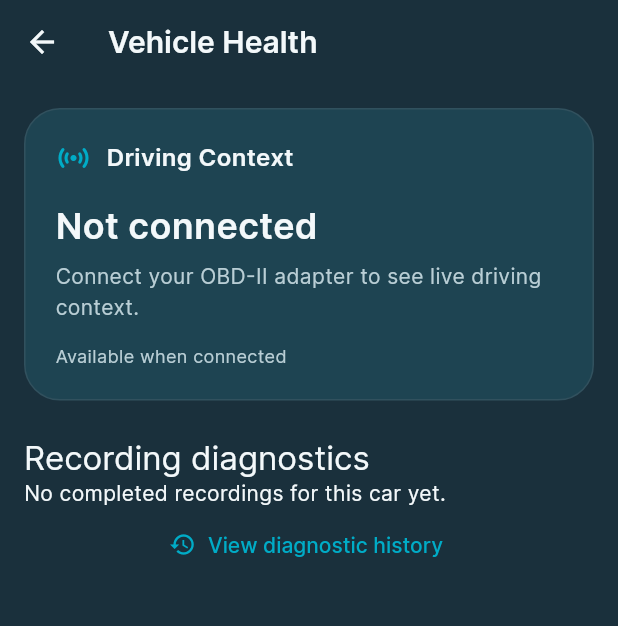
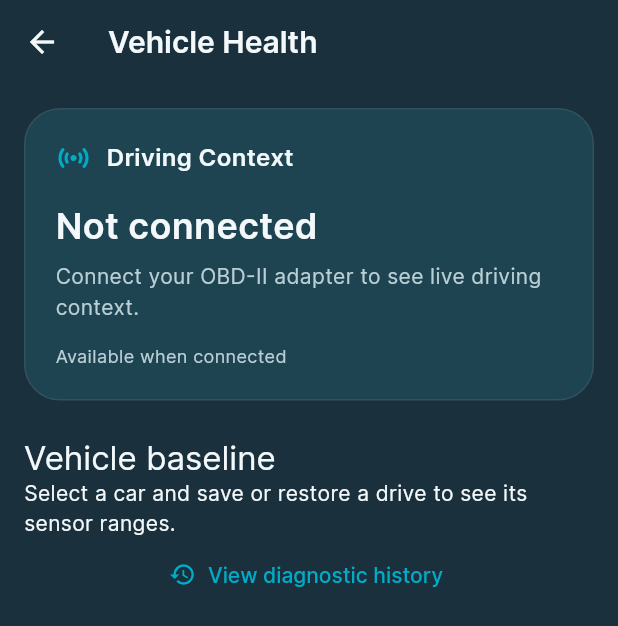
Before and after one commit to Arslan30000/autoPulse-mobile, a Flutter app: the VehicleHealthScreen screen opened by its route, on a phone screen of 412 x 824 dp. Shown: the top 626 px of the screen. Run offline on Flutter 3.47's test engine with Material 3 defaults, Android fonts, the phone set to English and light mode, and no system bars; our stand-ins replace firebase_auth, firebase_core, fl_chart, flutter_animate, percent_indicator, share_plus and 3 more; missing offline and left inert: bluetooth_serial_android, model_viewer_plus; accounts and stored records are empty.

Commit message:
feat: summarize vehicle baselines and recent anomalies

```diff
--- /dev/null
+++ b/lib/core/widgets/vehicle_health_overview.dart
@@ -0,0 +1,213 @@
+import 'package:autopulse_ai/models/driving_context.dart';
+import 'package:autopulse_ai/navigation/app_router.dart';
+import 'package:autopulse_ai/services/diagnostics/vehicle_diagnostics.dart';
+import 'package:flutter/material.dart';
+
+class VehicleHealthOverview extends StatefulWidget {
+  const VehicleHealthOverview({super.key, required this.vehicleId});
+  final String? vehicleId;
+
+  @override
+  State<VehicleHealthOverview> createState() => _VehicleHealthOverviewState();
+}
+
+class _VehicleHealthOverviewState extends State<VehicleHealthOverview> {
+  final _service = VehicleDiagnostics.instance;
+  Future<Map<String, dynamic>?>? _summary;
+  String? _condition;
+
+  @override
+  void initState() {
+    super.initState();
+    _summary = _service?.healthSummary(widget.vehicleId);
+    _service?.addListener(_reload);
+  }
+
+  @override
+  void didUpdateWidget(VehicleHealthOverview oldWidget) {
+    super.didUpdateWidget(oldWidget);
+    if (oldWidget.vehicleId != widget.vehicleId) {
+      _condition = null;
+      _summary = _service?.healthSummary(widget.vehicleId);
+    }
+  }
+
+  @override
+  void dispose() {
+    _service?.removeListener(_reload);
+    super.dispose();
+  }
+
+  void _reload() {
+    if (mounted)
+      setState(() => _summary = _service?.healthSummary(widget.vehicleId));
+  }
+
+  String _label(String condition) {
+    if (condition == 'all') return 'Context unavailable';
+    final parts = condition.split(':');
+    return [
+      DrivingState.values.byName(parts.first).label,
+      if (parts.contains('demand')) 'High demand',
+      if (parts.contains('initial')) 'First 10 min',
+      if (parts.contains('later')) 'Later in drive',
+    ].join(' · ');
+  }
+
+  String _range(Map signal, String unit) =>
+      '${(signal['low'] as num).toStringAsFixed(1)}–'
+      '${(signal['high'] as num).toStringAsFixed(1)} $unit';
+
+  Future<void> _openFinding(int id) async {
+    final run = await _service?.visibleRecording(id);
+    if (!mounted || run == null) return;
+    await Navigator.pushNamed(context, AppRouter.driveReport, arguments: run);
+  }
+
+  @override
+  Widget build(BuildContext context) => FutureBuilder<Map<String, dynamic>?>(
+    future: _summary,
+    builder: (context, snapshot) {
+      final theme = Theme.of(context);
+      if (snapshot.hasError) {
+        return TextButton(
+          onPressed: _reload,
+          child: const Text('Retry loading vehicle baseline'),
+        );
+      }
+      if (snapshot.connectionState == ConnectionState.waiting) {
+        return const LinearProgressIndicator(
+          semanticsLabel: 'Loading vehicle baseline',
+        );
+      }
+      final summary = snapshot.data;
+      if (summary == null) {
+        return const Text(
+          'Select a car and save or restore a drive to see its sensor ranges.',
+        );
+      }
+      final contexts = summary['contexts'] as Map;
+      final options = contexts.keys.cast<String>().toList()
+        ..sort(
+          (a, b) => a == 'all'
+              ? 1
+              : b == 'all'
+              ? -1
+              : a.compareTo(b),
+        );
+      final selected = options.contains(_condition)
+          ? _condition
+          : options.firstOrNull;
+      final signals = (contexts[selected] as Map?)?.values ?? const [];
+      final version = summary['reference_version'] as int;
+      final checked = summary['checked'] as int;
+      final findings = summary['findings'] as List;
+      return Column(
+        crossAxisAlignment: CrossAxisAlignment.stretch,
+        children: [
+          Text(
+            version == 0
+                ? 'Learning personal baseline'
+                : 'Personal baseline v$version',
+            style: theme.textTheme.titleMedium,
+          ),
+          const SizedBox(height: 4),
+          Text(
+            '${summary['analyzed']} of ${summary['saved']} saved drives analyzed'
+            ' · $checked checked against a model',
+          ),
+          if (selected != null) ...[
+            const SizedBox(height: 12),
+            DropdownButton<String>(
+              isExpanded: true,
+              value: selected,
+              items: [
+                for (final option in options)
+                  DropdownMenuItem(
+                    value: option,
+                    child: Text(
+                      _label(option),
+                      overflow: TextOverflow.ellipsis,
+                    ),
+                  ),
+              ],
+              onChanged: (value) => setState(() => _condition = value),
+            ),
+            const Text(
+              'Historical bands span the middle 80% ranges of the contributing drives. Model ranges show an example for this condition.',
+            ),
+            const SizedBox(height: 6),
+            for (final item in signals)
+              Builder(
+                builder: (context) {
+                  final signal = item as Map;
+                  final unit = signal['unit'] == 'C'
+                      ? '°C'
+                      : signal['unit'] as String? ?? '';
+                  final expected = signal['expected'] as Map?;
+                  final example = signal['example_band'] as Map?;
+                  return Card(
+                    child: ListTile(
+                      title: Text(signal['name'] as String),
+                      subtitle: Text(
+                        [
+                          if (signal['low'] != null)
+                            'Historical: ${_range(signal, unit)} · ${signal['drives']} drives',
+                          if (example != null)
+                            'Model example: ${_range(example, unit)}'
+                          else if (expected != null)
+                            'Latest expected: ${_range(expected, unit)}',
+                          if (example == null &&
+                              expected == null &&
+                              version > 0)
+                            'Awaiting a comparison with the current model',
+                        ].join('\n'),
+                      ),
+                    ),
+                  );
+                },
+              ),
+          ] else
+            const Padding(
+              padding: EdgeInsets.symmetric(vertical: 12),
+              child: Text('Ranges appear after a saved drive is analyzed.'),
+            ),
+          const SizedBox(height: 20),
+          Text('Recent anomalies', style: theme.textTheme.titleMedium),
+          const SizedBox(height: 6),
+          if (version == 0)
+            const Text(
+              'Anomaly detection is waiting for a qualified baseline. Start and stop a drive with the adapter connected so both ECU scans can finish.',
+            )
+          else if (checked == 0)
+            const Text(
+              'The baseline is ready. No saved drive has been scored against a model yet.',
+            )
+          else if (findings.isEmpty)
+            const Text('No sustained anomalies found in the checked drives.')
+          else ...[
+            if ((summary['finding_count'] as int) > findings.length)
+              Text(
+                'Showing the latest ${findings.length} of ${summary['finding_count']} findings.',
+              ),
+            for (final finding in findings)
+              ListTile(
+                contentPadding: EdgeInsets.zero,
+                leading: Icon(
+                  Icons.warning_amber_rounded,
+                  color: theme.colorScheme.tertiary,
+                ),
+                title: Text('${finding['signal']} · ${finding['direction']}'),
+                subtitle: Text(
+                  '${_label(finding['context'] as String)}\n'
+                  '${DateTime.parse(finding['detected_at'] as String).toLocal().toString().split('.').first}',
+                ),
+                trailing: const Icon(Icons.chevron_right),
+                onTap: () => _openFinding(finding['recording_id'] as int),
+              ),
+          ],
+        ],
+      );
+    },
+  );
+}
--- a/lib/screens/health/vehicle_health_screen.dart
+++ b/lib/screens/health/vehicle_health_screen.dart
@@ -1,6 +1,6 @@
 import 'package:autopulse_ai/core/theme/app_colors.dart';
 import 'package:autopulse_ai/core/widgets/driving_context_card.dart';
-import 'package:autopulse_ai/core/widgets/saved_diagnostic_panel.dart';
+import 'package:autopulse_ai/core/widgets/vehicle_health_overview.dart';
 import 'package:autopulse_ai/navigation/app_router.dart';
 import 'package:autopulse_ai/services/driving_context/driving_context_controller.dart';
 import 'package:autopulse_ai/services/obd/obd_controller.dart';
@@ -32,19 +32,18 @@ class VehicleHealthScreen extends StatelessWidget {
                   ),
                   const SizedBox(height: 24),
                   Text(
-                    'Recording diagnostics',
+                    'Vehicle baseline',
                     style: Theme.of(context).textTheme.titleLarge,
                   ),
                   if (contextController == null)
                     ListenableBuilder(
                       listenable: ObdController.instance,
-                      builder: (_, _) => DiagnosticRecordingList(
+                      builder: (_, _) => VehicleHealthOverview(
                         vehicleId: ObdController.instance.vehicle.id,
-                        latestOnly: true,
                       ),
                     )
                   else
-                    const DiagnosticRecordingList(latestOnly: true),
+                    const VehicleHealthOverview(vehicleId: null),
                   TextButton.icon(
                     onPressed: () =>
                         Navigator.pushNamed(context, AppRouter.healthHistory),
--- a/lib/services/diagnostics/diagnostic_scorer.dart
+++ b/lib/services/diagnostics/diagnostic_scorer.dart
@@ -203,6 +203,7 @@ Map<String, dynamic> fitDiagnosticReference(List<DiagnosticWindow> windows) {
         residuals[(.99 * residuals.length).ceil() - 1],
       );
       model['windows'] = rows.length;
+      model['example_inputs'] = rows[rows.length ~/ 2].inputs;
       fitted[group.key] = model;
     }
     if (fitted.isNotEmpty) models['$pid'] = fitted;
```
Also changed, not shown: lib/services/diagnostics/vehicle_diagnostics.dart (+42 -0 lines), lib/services/diagnostics/vehicle_health_summary.dart (added, +94 -0 lines), 2 other files.
